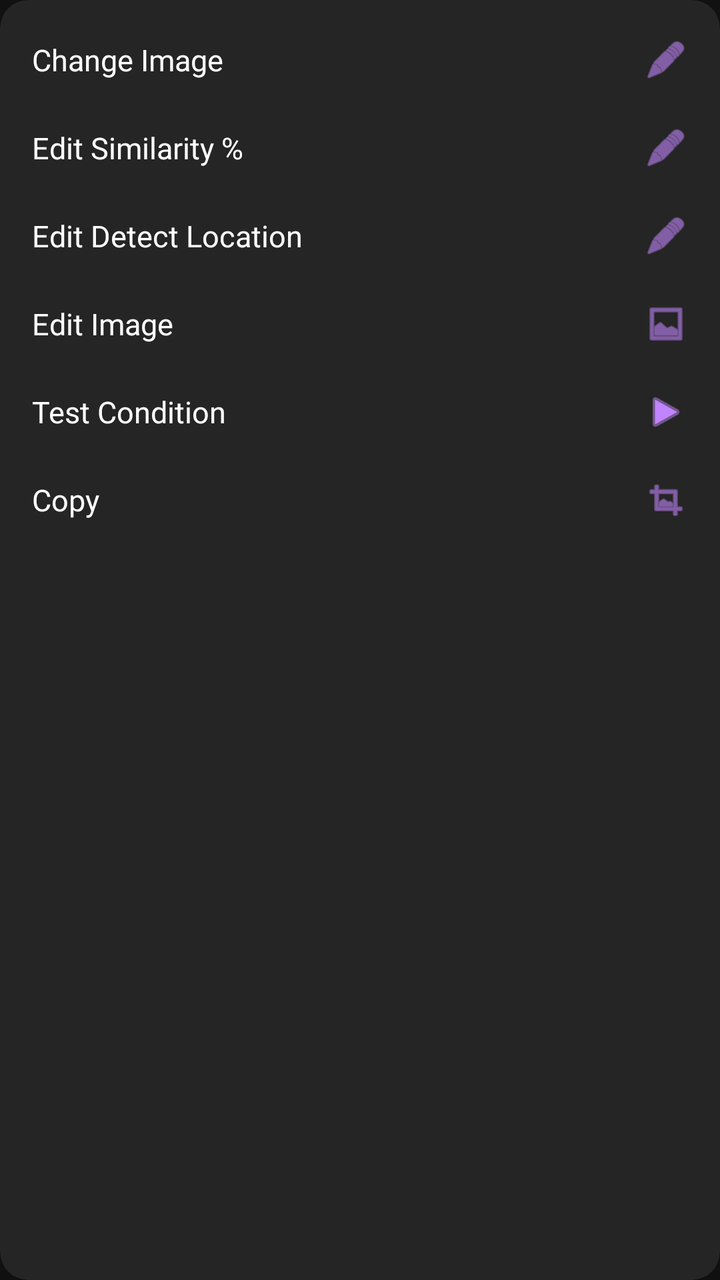
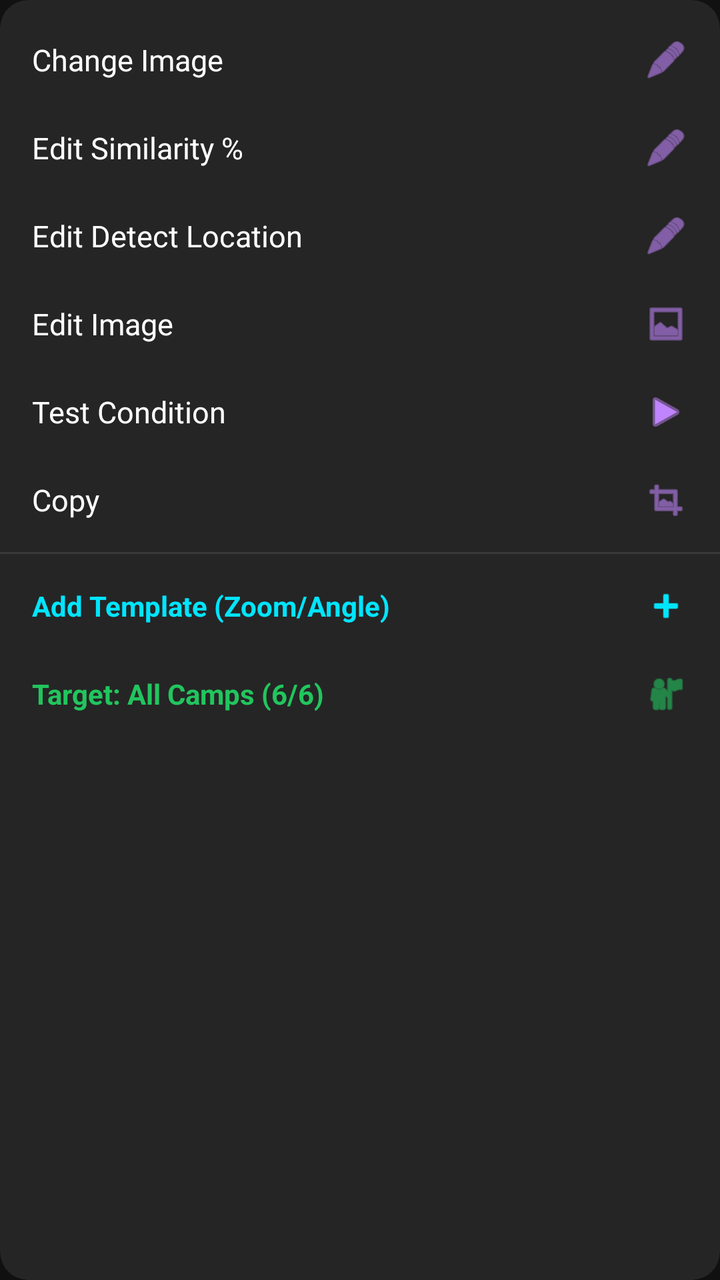

An Android layout rendered at two revisions. The XML below is the earlier revision; the diff shows what the commit changed to produce the second picture.
<!-- AndroidManifest.xml: application theme Theme.MyAutomationApp -->
<!-- res/layout/dialog_image_condition_sub_menu.xml -->
<?xml version="1.0" encoding="utf-8"?>
<androidx.cardview.widget.CardView xmlns:android="http://schemas.android.com/apk/res/android"
    xmlns:app="http://schemas.android.com/apk/res-auto"
    android:layout_width="280dp"
    android:layout_height="wrap_content"
    app:cardBackgroundColor="#252525"
    app:cardCornerRadius="14dp"
    app:cardElevation="16dp">

    <LinearLayout
        android:layout_width="match_parent"
        android:layout_height="wrap_content"
        android:orientation="vertical"
        android:paddingTop="8dp"
        android:paddingBottom="8dp">

        
        <LinearLayout
            android:id="@+id/subOptChangeImage"
            android:layout_width="match_parent"
            android:layout_height="44dp"
            android:gravity="center_vertical"
            android:paddingStart="16dp"
            android:paddingEnd="16dp">
            <TextView
                android:layout_width="0dp"
                android:layout_height="wrap_content"
                android:layout_weight="1"
                android:text="Change Image"
                android:textColor="#FFFFFF"
                android:textSize="15sp" />
            <ImageView
                android:layout_width="22dp"
                android:layout_height="22dp"
                android:src="@android:drawable/ic_menu_edit"
                app:tint="#C084FC" />
        </LinearLayout>

        
        <LinearLayout
            android:id="@+id/subOptEditSimilarity"
            android:layout_width="match_parent"
            android:layout_height="44dp"
            android:gravity="center_vertical"
            android:paddingStart="16dp"
            android:paddingEnd="16dp">
            <TextView
                android:layout_width="0dp"
                android:layout_height="wrap_content"
                android:layout_weight="1"
                android:text="Edit Similarity %"
                android:textColor="#FFFFFF"
                android:textSize="15sp" />
            <ImageView
                android:layout_width="22dp"
                android:layout_height="22dp"
                android:src="@android:drawable/ic_menu_edit"
                app:tint="#C084FC" />
        </LinearLayout>

        
        <LinearLayout
            android:id="@+id/subOptEditDetectLocation"
            android:layout_width="match_parent"
            android:layout_height="44dp"
            android:gravity="center_vertical"
            android:paddingStart="16dp"
            android:paddingEnd="16dp">
            <TextView
                android:layout_width="0dp"
                android:layout_height="wrap_content"
                android:layout_weight="1"
                android:text="Edit Detect Location"
                android:textColor="#FFFFFF"
                android:textSize="15sp" />
            <ImageView
                android:layout_width="22dp"
                android:layout_height="22dp"
                android:src="@android:drawable/ic_menu_edit"
                app:tint="#C084FC" />
        </LinearLayout>

        
        <LinearLayout
            android:id="@+id/subOptEditImage"
            android:layout_width="match_parent"
            android:layout_height="44dp"
            android:gravity="center_vertical"
            android:paddingStart="16dp"
            android:paddingEnd="16dp">
            <TextView
                android:layout_width="0dp"
                android:layout_height="wrap_content"
                android:layout_weight="1"
                android:text="Edit Image"
                android:textColor="#FFFFFF"
                android:textSize="15sp" />
            <ImageView
                android:layout_width="22dp"
                android:layout_height="22dp"
                android:src="@android:drawable/ic_menu_gallery"
                app:tint="#C084FC" />
        </LinearLayout>

        
        <LinearLayout
            android:id="@+id/subOptTestCondition"
            android:layout_width="match_parent"
            android:layout_height="44dp"
            android:gravity="center_vertical"
            android:paddingStart="16dp"
            android:paddingEnd="16dp">
            <TextView
                android:layout_width="0dp"
                android:layout_height="wrap_content"
                android:layout_weight="1"
                android:text="Test Condition"
                android:textColor="#FFFFFF"
                android:textSize="15sp" />
            <ImageView
                android:layout_width="22dp"
                android:layout_height="22dp"
                android:src="@android:drawable/ic_media_play"
                app:tint="#C084FC" />
        </LinearLayout>

        
        <LinearLayout
            android:id="@+id/subOptCopy"
            android:layout_width="match_parent"
            android:layout_height="44dp"
            android:gravity="center_vertical"
            android:paddingStart="16dp"
            android:paddingEnd="16dp">
            <TextView
                android:layout_width="0dp"
                android:layout_height="wrap_content"
                android:layout_weight="1"
                android:text="Copy"
                android:textColor="#FFFFFF"
                android:textSize="15sp" />
            <ImageView
                android:layout_width="22dp"
                android:layout_height="22dp"
                android:src="@android:drawable/ic_menu_crop"
                app:tint="#C084FC" />
        </LinearLayout>

    </LinearLayout>
</androidx.cardview.widget.CardView>
<!-- resources referenced by this layout -->
<resources>
  <style name="Theme.MyAutomationApp" parent="Theme.MaterialComponents.DayNight.NoActionBar">
          <item name="colorPrimary">@color/gold</item>
          <item name="colorPrimaryVariant">@color/gold_dark</item>
          <item name="colorOnPrimary">@color/black</item>
          <item name="android:windowBackground">@color/black</item>
          <item name="android:textColor">@color/gold</item>
      </style>
  <color name="gold">#FFD700</color>
  <color name="gold_dark">#B8860B</color>
  <color name="black">#121212</color>
</resources>

<!-- the commit's change to res/layout/dialog_image_condition_sub_menu.xml (unified diff, before → after) -->
@@ -1,150 +1,212 @@
 <?xml version="1.0" encoding="utf-8"?>
 <androidx.cardview.widget.CardView xmlns:android="http://schemas.android.com/apk/res/android"
     xmlns:app="http://schemas.android.com/apk/res-auto"
-    android:layout_width="280dp"
+    android:layout_width="290dp"
     android:layout_height="wrap_content"
     app:cardBackgroundColor="#252525"
     app:cardCornerRadius="14dp"
     app:cardElevation="16dp">
 
-    <LinearLayout
+    <ScrollView
         android:layout_width="match_parent"
         android:layout_height="wrap_content"
-        android:orientation="vertical"
-        android:paddingTop="8dp"
-        android:paddingBottom="8dp">
-
-        
+        android:maxHeight="480dp">
+
         <LinearLayout
-            android:id="@+id/subOptChangeImage"
             android:layout_width="match_parent"
-            android:layout_height="44dp"
-            android:gravity="center_vertical"
-            android:paddingStart="16dp"
-            android:paddingEnd="16dp">
-            <TextView
-                android:layout_width="0dp"
-                android:layout_height="wrap_content"
-                android:layout_weight="1"
-                android:text="Change Image"
-                android:textColor="#FFFFFF"
-                android:textSize="15sp" />
-            <ImageView
-                android:layout_width="22dp"
-                android:layout_height="22dp"
-                android:src="@android:drawable/ic_menu_edit"
-                app:tint="#C084FC" />
+            android:layout_height="wrap_content"
+            android:orientation="vertical"
+            android:paddingTop="8dp"
+            android:paddingBottom="8dp">
+
+            
+            <LinearLayout
+                android:id="@+id/subOptChangeImage"
+                android:layout_width="match_parent"
+                android:layout_height="44dp"
+                android:gravity="center_vertical"
+                android:paddingStart="16dp"
+                android:paddingEnd="16dp">
+                <TextView
+                    android:layout_width="0dp"
+                    android:layout_height="wrap_content"
+                    android:layout_weight="1"
+                    android:text="Change Image"
+                    android:textColor="#FFFFFF"
+                    android:textSize="15sp" />
+                <ImageView
+                    android:layout_width="22dp"
+                    android:layout_height="22dp"
+                    android:src="@android:drawable/ic_menu_edit"
+                    app:tint="#C084FC" />
+            </LinearLayout>
+
+            
+            <LinearLayout
+                android:id="@+id/subOptEditSimilarity"
+                android:layout_width="match_parent"
+                android:layout_height="44dp"
+                android:gravity="center_vertical"
+                android:paddingStart="16dp"
+                android:paddingEnd="16dp">
+                <TextView
+                    android:layout_width="0dp"
+                    android:layout_height="wrap_content"
+                    android:layout_weight="1"
+                    android:text="Edit Similarity %"
+                    android:textColor="#FFFFFF"
+                    android:textSize="15sp" />
+                <ImageView
+                    android:layout_width="22dp"
+                    android:layout_height="22dp"
+                    android:src="@android:drawable/ic_menu_edit"
+                    app:tint="#C084FC" />
+            </LinearLayout>
+
+            
+            <LinearLayout
+                android:id="@+id/subOptEditDetectLocation"
+                android:layout_width="match_parent"
+                android:layout_height="44dp"
+                android:gravity="center_vertical"
+                android:paddingStart="16dp"
+                android:paddingEnd="16dp">
+                <TextView
+                    android:layout_width="0dp"
+                    android:layout_height="wrap_content"
+                    android:layout_weight="1"
+                    android:text="Edit Detect Location"
+                    android:textColor="#FFFFFF"
+                    android:textSize="15sp" />
+                <ImageView
+                    android:layout_width="22dp"
+                    android:layout_height="22dp"
+                    android:src="@android:drawable/ic_menu_edit"
+                    app:tint="#C084FC" />
+            </LinearLayout>
+
+            
+            <LinearLayout
+                android:id="@+id/subOptEditImage"
+                android:layout_width="match_parent"
+                android:layout_height="44dp"
+                android:gravity="center_vertical"
+                android:paddingStart="16dp"
+                android:paddingEnd="16dp">
+                <TextView
+                    android:layout_width="0dp"
+                    android:layout_height="wrap_content"
+                    android:layout_weight="1"
+                    android:text="Edit Image"
+                    android:textColor="#FFFFFF"
+                    android:textSize="15sp" />
+                <ImageView
+                    android:layout_width="22dp"
+                    android:layout_height="22dp"
+                    android:src="@android:drawable/ic_menu_gallery"
+                    app:tint="#C084FC" />
+            </LinearLayout>
+
+            
+            <LinearLayout
+                android:id="@+id/subOptTestCondition"
+                android:layout_width="match_parent"
+                android:layout_height="44dp"
+                android:gravity="center_vertical"
+                android:paddingStart="16dp"
+                android:paddingEnd="16dp">
+                <TextView
+                    android:layout_width="0dp"
+                    android:layout_height="wrap_content"
+                    android:layout_weight="1"
+                    android:text="Test Condition"
+                    android:textColor="#FFFFFF"
+                    android:textSize="15sp" />
+                <ImageView
+                    android:layout_width="22dp"
+                    android:layout_height="22dp"
+                    android:src="@android:drawable/ic_media_play"
+                    app:tint="#C084FC" />
+            </LinearLayout>
+
+            
+            <LinearLayout
+                android:id="@+id/subOptCopy"
+                android:layout_width="match_parent"
+                android:layout_height="44dp"
+                android:gravity="center_vertical"
+                android:paddingStart="16dp"
+                android:paddingEnd="16dp">
+                <TextView
+                    android:layout_width="0dp"
+                    android:layout_height="wrap_content"
+                    android:layout_weight="1"
+                    android:text="Copy"
+                    android:textColor="#FFFFFF"
+                    android:textSize="15sp" />
+                <ImageView
+                    android:layout_width="22dp"
+                    android:layout_height="22dp"
+                    android:src="@android:drawable/ic_menu_crop"
+                    app:tint="#C084FC" />
+            </LinearLayout>
+
+            
+            <View
+                android:layout_width="match_parent"
+                android:layout_height="1dp"
+                android:background="#3A3A3A"
+                android:layout_marginTop="4dp"
+                android:layout_marginBottom="4dp" />
+
+            
+            <LinearLayout
+                android:id="@+id/subOptAddAlternateTemplate"
+                android:layout_width="match_parent"
+                android:layout_height="44dp"
+                android:gravity="center_vertical"
+                android:paddingStart="16dp"
+                android:paddingEnd="16dp">
+                <TextView
+                    android:id="@+id/tvAlternateTemplatesCount"
+                    android:layout_width="0dp"
+                    android:layout_height="wrap_content"
+                    android:layout_weight="1"
+                    android:text="Add Template (Zoom/Angle)"
+                    android:textColor="#00E5FF"
+                    android:textSize="14sp"
+                    android:textStyle="bold" />
+                <ImageView
+                    android:layout_width="22dp"
+                    android:layout_height="22dp"
+                    android:src="@android:drawable/ic_input_add"
+                    app:tint="#00E5FF" />
+            </LinearLayout>
+
+            
+            <LinearLayout
+                android:id="@+id/subOptToggleMultiTarget"
+                android:layout_width="match_parent"
+                android:layout_height="44dp"
+                android:gravity="center_vertical"
+                android:paddingStart="16dp"
+                android:paddingEnd="16dp">
+                <TextView
+                    android:id="@+id/tvMultiTargetStatus"
+                    android:layout_width="0dp"
+                    android:layout_height="wrap_content"
+                    android:layout_weight="1"
+                    android:text="Target: All Camps (6/6)"
+                    android:textColor="#22C55E"
+                    android:textSize="14sp"
+                    android:textStyle="bold" />
+                <ImageView
+                    android:layout_width="22dp"
+                    android:layout_height="22dp"
+                    android:src="@android:drawable/ic_menu_myplaces"
+                    app:tint="#22C55E" />
+            </LinearLayout>
+
         </LinearLayout>
-
-        
-        <LinearLayout
-            android:id="@+id/subOptEditSimilarity"
-            android:layout_width="match_parent"
-            android:layout_height="44dp"
-            android:gravity="center_vertical"
-            android:paddingStart="16dp"
-            android:paddingEnd="16dp">
-            <TextView
-                android:layout_width="0dp"
-                android:layout_height="wrap_content"
-                android:layout_weight="1"
-                android:text="Edit Similarity %"
-                android:textColor="#FFFFFF"
-                android:textSize="15sp" />
-            <ImageView
-                android:layout_width="22dp"
-                android:layout_height="22dp"
-                android:src="@android:drawable/ic_menu_edit"
-                app:tint="#C084FC" />
-        </LinearLayout>
-
-        
-        <LinearLayout
-            android:id="@+id/subOptEditDetectLocation"
-            android:layout_width="match_parent"
-            android:layout_height="44dp"
-            android:gravity="center_vertical"
-            android:paddingStart="16dp"
-            android:paddingEnd="16dp">
-            <TextView
-                android:layout_width="0dp"
-                android:layout_height="wrap_content"
-                android:layout_weight="1"
-                android:text="Edit Detect Location"
-                android:textColor="#FFFFFF"
-                android:textSize="15sp" />
-            <ImageView
-                android:layout_width="22dp"
-                android:layout_height="22dp"
-                android:src="@android:drawable/ic_menu_edit"
-                app:tint="#C084FC" />
-        </LinearLayout>
-
-        
-        <LinearLayout
-            android:id="@+id/subOptEditImage"
-            android:layout_width="match_parent"
-            android:layout_height="44dp"
-            android:gravity="center_vertical"
-            android:paddingStart="16dp"
-            android:paddingEnd="16dp">
-            <TextView
-                android:layout_width="0dp"
-                android:layout_height="wrap_content"
-                android:layout_weight="1"
-                android:text="Edit Image"
-                android:textColor="#FFFFFF"
-                android:textSize="15sp" />
-            <ImageView
-                android:layout_width="22dp"
-                android:layout_height="22dp"
-                android:src="@android:drawable/ic_menu_gallery"
-                app:tint="#C084FC" />
-        </LinearLayout>
-
-        
-        <LinearLayout
-            android:id="@+id/subOptTestCondition"
-            android:layout_width="match_parent"
-            android:layout_height="44dp"
-            android:gravity="center_vertical"
-            android:paddingStart="16dp"
-            android:paddingEnd="16dp">
-            <TextView
-                android:layout_width="0dp"
-                android:layout_height="wrap_content"
-                android:layout_weight="1"
-                android:text="Test Condition"
-                android:textColor="#FFFFFF"
-                android:textSize="15sp" />
-            <ImageView
-                android:layout_width="22dp"
-                android:layout_height="22dp"
-                android:src="@android:drawable/ic_media_play"
-                app:tint="#C084FC" />
-        </LinearLayout>
-
-        
-        <LinearLayout
-            android:id="@+id/subOptCopy"
-            android:layout_width="match_parent"
-            android:layout_height="44dp"
-            android:gravity="center_vertical"
-            android:paddingStart="16dp"
-            android:paddingEnd="16dp">
-            <TextView
-                android:layout_width="0dp"
-                android:layout_height="wrap_content"
-                android:layout_weight="1"
-                android:text="Copy"
-                android:textColor="#FFFFFF"
-                android:textSize="15sp" />
-            <ImageView
-                android:layout_width="22dp"
-                android:layout_height="22dp"
-                android:src="@android:drawable/ic_menu_crop"
-                app:tint="#C084FC" />
-        </LinearLayout>
-
-    </LinearLayout>
+    </ScrollView>
 </androidx.cardview.widget.CardView>
